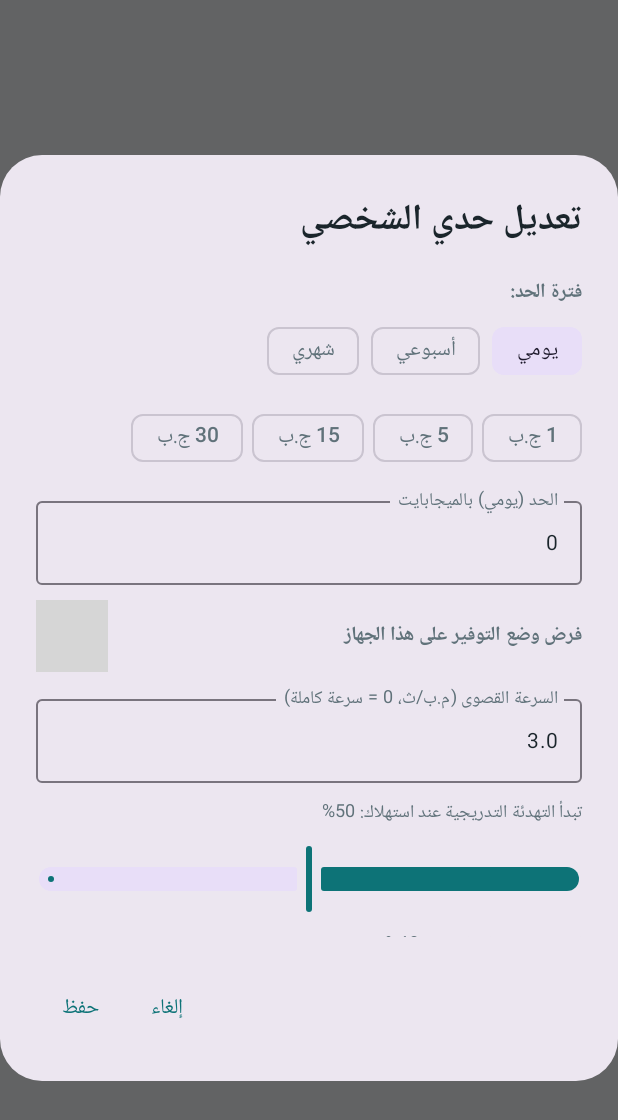
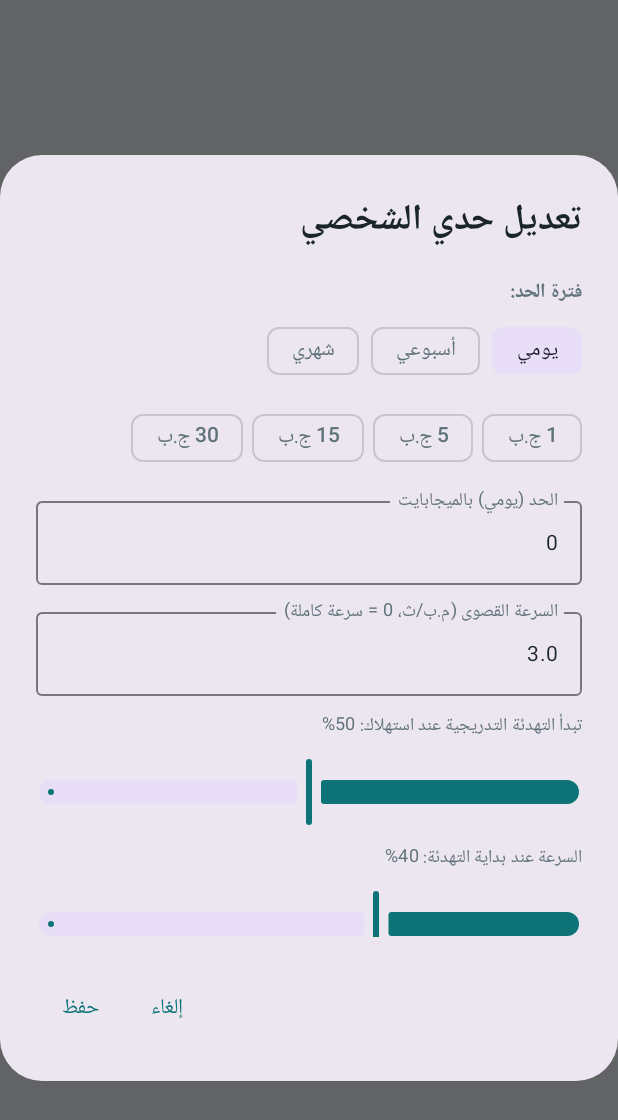
Before and after one commit to mostafa-clever/netlimiter, an Android app built with Jetpack Compose: the composable EditSelfLimitDialog called with empty values, on a phone screen of 412 x 824 dp. Shown: the top 1120 px of the screen. Run offline under Robolectric (Android 15) with nearby library versions, the phone set to English and light mode, and no system bars; grey boxes are pictures that could not be loaded.

Commit message:
Saver mode

```diff
--- a/app/src/main/java/com/wifiguard/limiter/ui/screens/SupervisorScreen.kt
+++ b/app/src/main/java/com/wifiguard/limiter/ui/screens/SupervisorScreen.kt
@@ -1374,15 +1374,6 @@ private fun EditSelfLimitDialog(
                     singleLine = true,
                     modifier = Modifier.fillMaxWidth()
                 )
-                Row(
-                    modifier = Modifier.fillMaxWidth(),
-                    horizontalArrangement = Arrangement.SpaceBetween,
-                    verticalAlignment = Alignment.CenterVertically
-                ) {
-                    Text("فرض وضع التوفير على هذا الجهاز", fontSize = 13.sp, fontWeight = FontWeight.SemiBold)
-                    Switch(checked = forceSaverForDevice, onCheckedChange = { forceSaverForDevice = it })
-                }
-
                 OutlinedTextField(
                     value = baseSpeedText,
                     onValueChange = { txt ->
```
